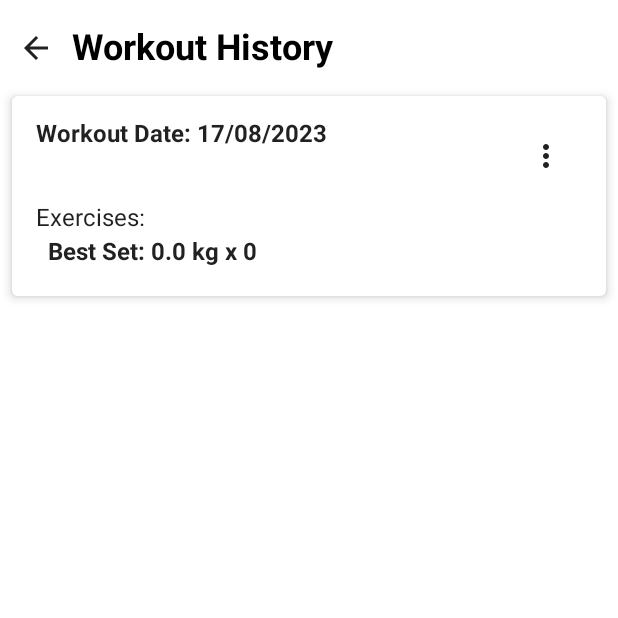
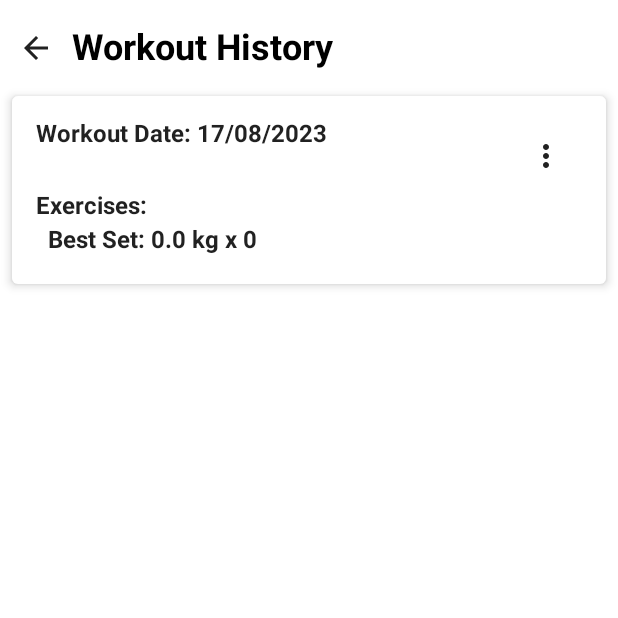
Before and after one commit to dillonpike/Gym-Tracker, an Android app built with Jetpack Compose: the WorkoutTrackingScreen screen opened through its navigation route, after a tap on "Save", on a phone screen of 412 x 824 dp, the top half of it. Run offline under Robolectric (Android 15) with nearby library versions, the phone set to English and light mode, and no system bars; our stand-ins replace Room's generated code, livedata-compose; 1 other tap on this screen came first.

Commit message:
UI updates

```diff
--- a/app/src/main/java/nz/ac/uclive/dkp33/fitnesstracker/ui/composables/CustomTextField.kt
+++ b/app/src/main/java/nz/ac/uclive/dkp33/fitnesstracker/ui/composables/CustomTextField.kt
@@ -62,7 +62,7 @@ fun CustomTextField(
         decorationBox = { innerTextField ->
             Row(
                 verticalAlignment = Alignment.CenterVertically,
-                modifier = Modifier.padding(horizontal = 4.dp)
+                modifier = Modifier.padding(horizontal = 6.dp)
             ) {
                 if (leadingIcon != null) leadingIcon()
                 Box(Modifier.weight(1f)) {
--- a/app/src/main/java/nz/ac/uclive/dkp33/fitnesstracker/ui/composables/KebabIconButton.kt
+++ b/app/src/main/java/nz/ac/uclive/dkp33/fitnesstracker/ui/composables/KebabIconButton.kt
@@ -16,7 +16,6 @@ import androidx.compose.runtime.setValue
 import androidx.compose.ui.res.stringResource
 import nz.ac.uclive.dkp33.fitnesstracker.R
 
-
 @Composable
 fun ThreeDotsIconButton(onShareClick: () -> Unit, onDeleteClick: () -> Unit) {
     var expanded by remember { mutableStateOf(false) }
@@ -25,7 +24,7 @@ fun ThreeDotsIconButton(onShareClick: () -> Unit, onDeleteClick: () -> Unit) {
         IconButton(
             onClick = { expanded = true }
         ) {
-            Icon(Icons.Default.MoreVert, contentDescription = "More options")
+            Icon(Icons.Default.MoreVert, contentDescription = stringResource(R.string.more_options))
         }
 
         DropdownMenu(
--- a/app/src/main/java/nz/ac/uclive/dkp33/fitnesstracker/ui/screens/AddWorkoutScreen.kt
+++ b/app/src/main/java/nz/ac/uclive/dkp33/fitnesstracker/ui/screens/AddWorkoutScreen.kt
@@ -14,7 +14,6 @@ import androidx.compose.runtime.Composable
 import androidx.compose.runtime.getValue
 import androidx.compose.runtime.livedata.observeAsState
 import androidx.compose.ui.Alignment
-import androidx.compose.ui.ExperimentalComposeUiApi
 import androidx.compose.ui.Modifier
 import androidx.compose.ui.platform.LocalContext
 import androidx.compose.ui.res.stringResource
@@ -36,8 +35,7 @@ import nz.ac.uclive.dkp33.fitnesstracker.ui.composables.CustomTextField
 import nz.ac.uclive.dkp33.fitnesstracker.ui.composables.ScreenHeading
 import nz.ac.uclive.dkp33.fitnesstracker.ui.theme.FitnessTrackerTheme
 
-@OptIn(ExperimentalComposeUiApi::class)
-@SuppressLint("UnusedMaterialScaffoldPaddingParameter", "ShowToast")
+@SuppressLint("ShowToast")
 @Composable
 fun WorkoutTrackingScreen(navController: NavController, workoutViewModel: WorkoutViewModel = viewModel(factory = AppViewModelProvider.Factory)) {
     val exercises by workoutViewModel.exercises.observeAsState(listOf())
@@ -70,8 +68,10 @@ fun WorkoutTrackingScreen(navController: NavController, workoutViewModel: Workou
         bottomBar = {
             AddExerciseButton(workoutViewModel)
         }
-    ) {
-        LazyColumn {
+    ) { innerPadding ->
+        LazyColumn(
+            modifier = Modifier.padding(innerPadding)
+        ) {
             itemsIndexed(exercises) { exerciseIndex, exercise ->
                 Card(
                     modifier = Modifier
--- a/app/src/main/java/nz/ac/uclive/dkp33/fitnesstracker/ui/screens/WorkoutHistoryScreen.kt
+++ b/app/src/main/java/nz/ac/uclive/dkp33/fitnesstracker/ui/screens/WorkoutHistoryScreen.kt
@@ -36,7 +36,6 @@ import nz.ac.uclive.dkp33.fitnesstracker.ui.composables.ThreeDotsIconButton
 import java.text.SimpleDateFormat
 import java.util.*
 
-@SuppressLint("UnusedMaterialScaffoldPaddingParameter")
 @Composable
 fun WorkoutHistoryScreen(navController: NavController, workoutViewModel: WorkoutViewModel = viewModel(factory = AppViewModelProvider.Factory)) {
     val workoutHistory by workoutViewModel.workouts.observeAsState(listOf())
@@ -52,7 +51,7 @@ fun WorkoutHistoryScreen(navController: NavController, workoutViewModel: Workout
                 ScreenHeading(text = stringResource(R.string.workout_history))
             }
         },
-    ) {
+    ) { innerPadding ->
         if (workoutHistory.isEmpty()) {
             Box(
                 modifier = Modifier
@@ -66,7 +65,9 @@ fun WorkoutHistoryScreen(navController: NavController, workoutViewModel: Workout
                 )
             }
         } else {
-            LazyColumn {
+            LazyColumn(
+                modifier = Modifier.padding(innerPadding)
+            ) {
                 items(workoutHistory) { workoutWithExercises ->
                     WorkoutHistoryItem(
                         workoutWithExercises = workoutWithExercises,
@@ -123,8 +124,10 @@ fun WorkoutHistoryItem(workoutWithExercises: WorkoutWithExercises, workoutViewMo
                     )
                 }
             }
-            Spacer(modifier = Modifier.height(8.dp))
-            Text(stringResource(R.string.exercises_heading))
+            Text(
+                fontWeight = FontWeight.Bold,
+                text = stringResource(R.string.exercises_heading)
+            )
             Spacer(modifier = Modifier.height(4.dp))
             Column {
                 workoutWithExercises.exercises.forEachIndexed { index, exercise ->
@@ -172,19 +175,19 @@ private fun getWorkoutText(workoutWithExercises: WorkoutWithExercises): String {
 
     return StringBuilder().apply {
         append(stringResource(R.string.workout_date_heading, formattedDate))
-        append("\n")
+        append(stringResource(R.string.new_line))
         append(stringResource(R.string.exercises_heading))
-        append("\n")
+        append(stringResource(R.string.new_line))
 
         workoutWithExercises.exercises.forEachIndexed { index, exercise ->
             val bestSetIndex = getBestSetIndex(exercise)
             append(stringResource(R.string.condensed_exercise, exercise.name, exercise.weights[bestSetIndex], exercise.reps[bestSetIndex]))
-            append("\n")
+            append(stringResource(R.string.new_line))
 
             exercise.weights.forEachIndexed { setIndex, weight ->
                 val reps = exercise.reps[setIndex]
                 append(stringResource(R.string.set_information, setIndex + 1, weight, reps))
-                append("\n")
+                append(stringResource(R.string.new_line))
             }
         }
     }.toString()
@@ -204,7 +207,7 @@ private fun getBestSetIndex(exercise: Exercise): Int {
     return bestSetIndex
 }
 
-@SuppressLint("QueryPermissionsNeeded", "SimpleDateFormat")
+@SuppressLint("QueryPermissionsNeeded")
 private fun sendWorkoutIntent(context: Context, workoutText: String) {
     val intent = Intent(Intent.ACTION_SEND).apply {
         type = "image/png"
--- a/app/src/main/res/values/strings.xml
+++ b/app/src/main/res/values/strings.xml
@@ -26,4 +26,6 @@
     <string name="cancel_button">Cancel</string>
     <string name="dumbbell_icon">Dumbbell Icon</string>
     <string name="no_workouts_yet">No workouts yet!</string>
+    <string name="more_options">More options</string>
+    <string name="new_line">\n</string>
 </resources>
```
Also changed, not shown: 1 other file.
